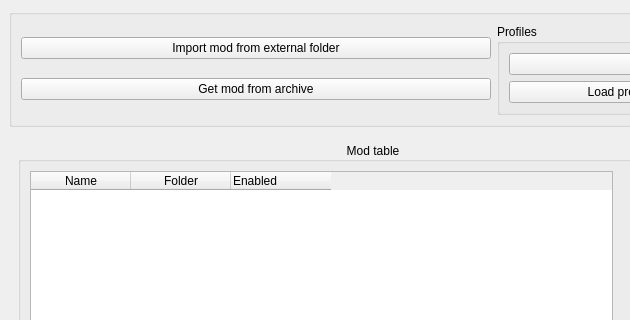
First picture: the form in ui/modbuddy.ui, repository OlavStornes/ModBuddy, before the edit; both pictures show x 0 to 630 and y 0 to 320 of the 1463 by 809 pixel window.
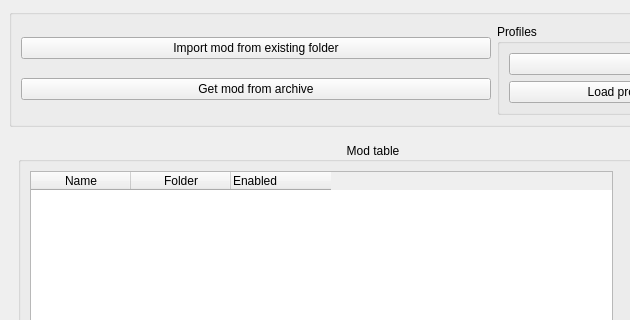
Second picture: the form after the edit.

```diff
--- a/ui/modbuddy.ui
+++ b/ui/modbuddy.ui
@@ -26,7 +26,7 @@
          <item>
           <widget class="QPushButton" name="new_mod_button">
            <property name="text">
-            <string>Import mod from external folder</string>
+            <string>Import mod from existing folder</string>
            </property>
           </widget>
          </item>
```
